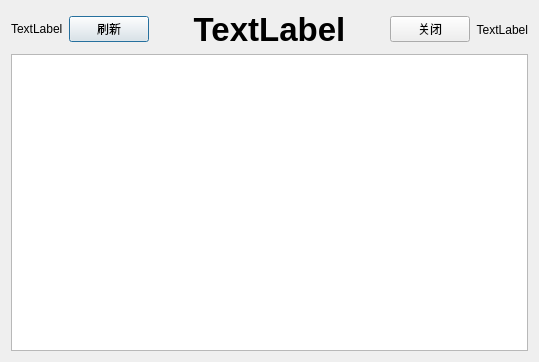
First picture: the form in datalistview.ui, repository malik1988/StoreManager, before the edit.
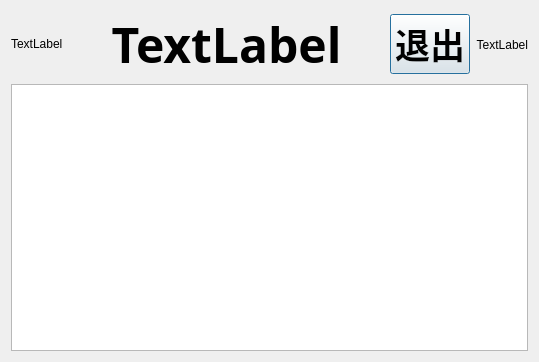
Second picture: the form after the edit.

Commit message: 添加弹出操作画面，完善画面父子关系

Diff of the .ui file:
```diff
--- a/datalistview.ui
+++ b/datalistview.ui
@@ -15,7 +15,7 @@
   </property>
   <layout class="QVBoxLayout" name="verticalLayout">
    <item>
-    <layout class="QHBoxLayout" name="horizontalLayout" stretch="0,0,3,0,0">
+    <layout class="QHBoxLayout" name="horizontalLayout" stretch="0,3,0,0">
      <item>
       <widget class="QLabel" name="logo_left">
        <property name="sizePolicy">
@@ -29,18 +29,12 @@
        </property>
       </widget>
      </item>
-     <item>
-      <widget class="QPushButton" name="pushButton">
-       <property name="text">
-        <string>刷新</string>
-       </property>
-      </widget>
-     </item>
      <item>
       <widget class="QLabel" name="tableTitle">
        <property name="font">
         <font>
-         <pointsize>25</pointsize>
+         <family>Aharoni</family>
+         <pointsize>36</pointsize>
          <weight>75</weight>
          <bold>true</bold>
         </font>
@@ -55,11 +49,19 @@
      </item>
      <item>
       <widget class="QPushButton" name="pushButton_close">
+       <property name="font">
+        <font>
+         <family>Aharoni</family>
+         <pointsize>26</pointsize>
+         <weight>75</weight>
+         <bold>true</bold>
+        </font>
+       </property>
        <property name="layoutDirection">
         <enum>Qt::RightToLeft</enum>
        </property>
        <property name="text">
-        <string>关闭</string>
+        <string>退出</string>
        </property>
       </widget>
      </item>
@@ -85,7 +87,34 @@
     </layout>
    </item>
    <item>
-    <widget class="QTableView" name="tableView"/>
+    <widget class="QTableView" name="tableView">
+     <property name="font">
+      <font>
+       <pointsize>24</pointsize>
+      </font>
+     </property>
+     <property name="styleSheet">
+      <string notr="true"/>
+     </property>
+     <property name="selectionMode">
+      <enum>QAbstractItemView::SingleSelection</enum>
+     </property>
+     <attribute name="horizontalHeaderCascadingSectionResizes">
+      <bool>false</bool>
+     </attribute>
+     <attribute name="horizontalHeaderStretchLastSection">
+      <bool>true</bool>
+     </attribute>
+     <attribute name="verticalHeaderVisible">
+      <bool>false</bool>
+     </attribute>
+     <attribute name="verticalHeaderDefaultSectionSize">
+      <number>50</number>
+     </attribute>
+     <attribute name="verticalHeaderStretchLastSection">
+      <bool>false</bool>
+     </attribute>
+    </widget>
    </item>
   </layout>
  </widget>
```
Left out of the diff: 16 changed lines with no effect on the pictures. The commit also changes 5 other files.
